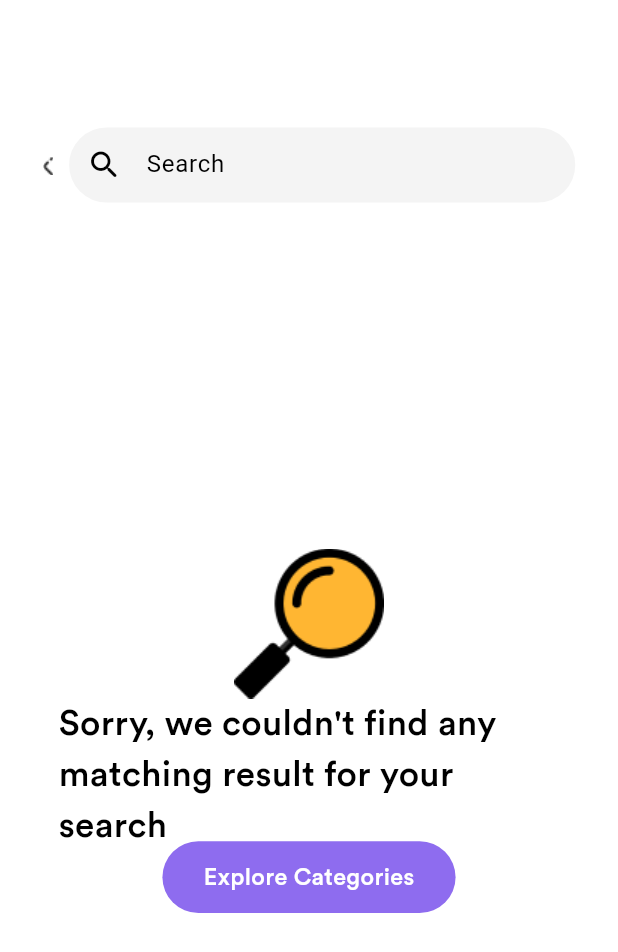
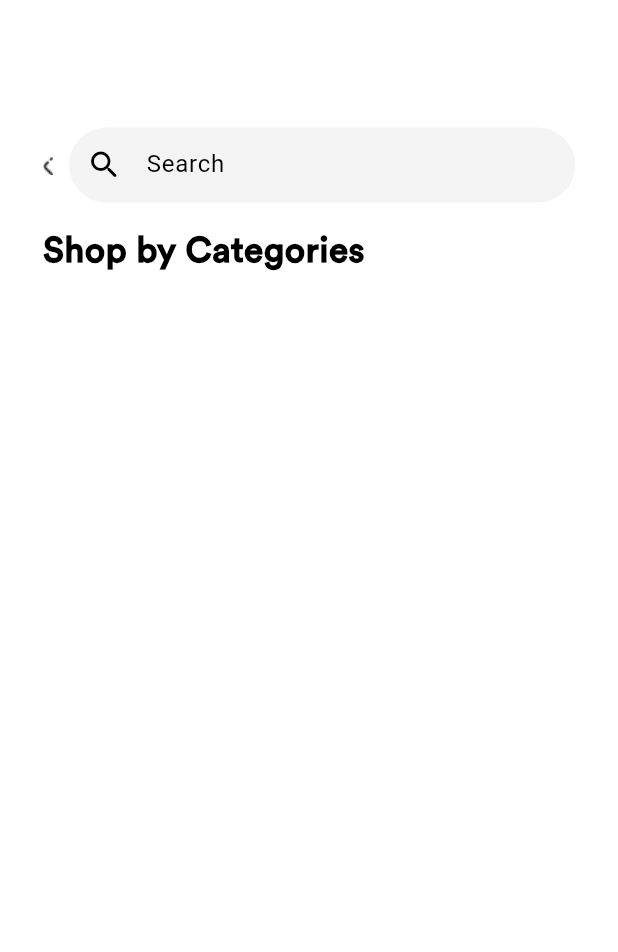
Before and after one commit to OLADISEA/Fashion-Finds, a Flutter app: the CategoryPage screen opened directly with empty values, on a phone screen of 412 x 824 dp. Shown: the top 952 px of the screen. Run offline on Flutter 3.47's test engine with Material 3 defaults, Android fonts, the light colour scheme and no system bars; our stand-ins replace carousel_slider, flutter_bloc, flutter_screenutil, persistent_bottom_nav_bar.

Commit message:
Added the itemList and refactored the search functionality.

```diff
--- a/lib/src/ui/screen/category_page/category_page.dart
+++ b/lib/src/ui/screen/category_page/category_page.dart
@@ -1,12 +1,13 @@
 import 'package:fashion_finds/src/models/category_model.dart';
 import 'package:fashion_finds/src/ui/common/widgets/widgets.dart';
 import 'package:fashion_finds/src/ui/screen/items_page/items_page.dart';
-import 'package:flutter/cupertino.dart';
 import 'package:flutter/material.dart';
 import 'package:flutter_screenutil/flutter_screenutil.dart';
 
+import '../../../models/top_selling_model.dart';
 import '../../common/app_colors/app_colors.dart';
 import '../fashion_page/widget/widget.dart';
+import '../filter_page/filter_page.dart';
 
 class CategoryPage extends StatefulWidget {
   final List<CategoryModel> categoryList;
@@ -19,6 +20,15 @@ class CategoryPage extends StatefulWidget {
 class _CategoryPageState extends State<CategoryPage> {
   TextEditingController controller = TextEditingController();
   List<CategoryModel> filteredCategories = [];
+  List<TopSellingModel> itemsList = [
+    TopSellingModel(text: "Men's Fleece Pullover", price: "\$100.00", image: "women-wears.png"),
+    TopSellingModel(text: "Max Cirro Men's Slides", price: "\$150.97", image: "pull-over.png"),
+    TopSellingModel(text: "Men's Harrington Jacket", price: "\$110.00", image: "yellow_hoodie.png"),
+    TopSellingModel(text: "Max Cirro Men's Slides", price: "\$128.97", image: "men_hoodie.png"),
+    TopSellingModel(text: "Men's Harrington Jacket", price: "\$148", image: "jacket.png"),
+    TopSellingModel(text: "Max Cirro Men's Slides", price: "\$50", image: "pull-over.png"),
+  ];
+  List<TopSellingModel> myFilter = [];
 
   @override
   void initState() {
@@ -33,8 +43,8 @@ class _CategoryPageState extends State<CategoryPage> {
       });
     } else {
       setState(() {
-        filteredCategories = widget.categoryList.where((category) {
-          return category.name.toLowerCase().contains(query.toLowerCase());
+        myFilter = itemsList.where((items) {
+          return items.text.toLowerCase().contains(query.toLowerCase());
         }).toList();
       });
     }
@@ -67,7 +77,10 @@ class _CategoryPageState extends State<CategoryPage> {
               ],
             ),
             SizedBox(height: 16.sp),
-            filteredCategories.isNotEmpty?Column(
+            controller.text.isEmpty
+                ? Expanded(
+              child: Column(
+                crossAxisAlignment: CrossAxisAlignment.start,
                 children: [
                   reusableText(
                     text: "Shop by Categories",
@@ -75,43 +88,14 @@ class _CategoryPageState extends State<CategoryPage> {
                     fontWeight: FontWeight.w700,
                   ),
                   SizedBox(height: 18.sp),
-
-              ],
-            ):Container(),
                   Expanded(
-              child: filteredCategories.isEmpty
-                  ? Center(
-                child: Column(
-                  mainAxisAlignment: MainAxisAlignment.center,
-                  children: [
-                    Image.asset("assets/images/search.png"),
-                    Container(
-                      alignment: Alignment.center,
-                      width: 342.h,
-                      height: 90.w,
-                      child: Center(
-                        child: reusableText(
-                          text: "Sorry, we couldn't find any matching result for your search",
-                          fontSize: 24.sp,
-                          fontWeight: FontWeight.w400,
-                          textAlign: TextAlign.center
-                        ),
-                      ),
-                    ),
-                    submitButton(text: "Explore Categories",buttonColor: AppColor.splashScreenColor,width: 185.w,
-                        onTap: (){
-                          Navigator.pop(context);
-                    })
-                  ],
-                ),
-              )
-                  : ListView.builder(
+                    child: ListView.builder(
                       itemCount: filteredCategories.length,
                       itemBuilder: (context, index) {
                         return Container(
                           height: 64.h,
                           margin: EdgeInsets.only(bottom: 5.h),
-                    decoration: BoxDecoration(
+                          decoration: const BoxDecoration(
                             color: AppColor.darkGrey,
                           ),
                           child: ListTile(
@@ -129,25 +113,13 @@ class _CategoryPageState extends State<CategoryPage> {
                   ),
                 ],
               ),
+            )
+                : myFilter.isEmpty
+                ? Expanded(child: EmptyCategory())
+                : Expanded(child: FilterPage(filteredItems: myFilter)),
+          ],
+        ),
       ),
     );
   }
 }
-
-// class NoResultsPage extends StatelessWidget {
-//   final String query;
-//
-//   NoResultsPage({required this.query});
-//
-//   @override
-//   Widget build(BuildContext context) {
-//     return Scaffold(
-//       appBar: AppBar(
-//         title: Text('No Results Found'),
-//       ),
-//       body: Center(
-//         child: Text('No categories found for "$query"'),
-//       ),
-//     );
-//   }
-// }
```
Lines whose indentation alone changed are shown as unchanged.
